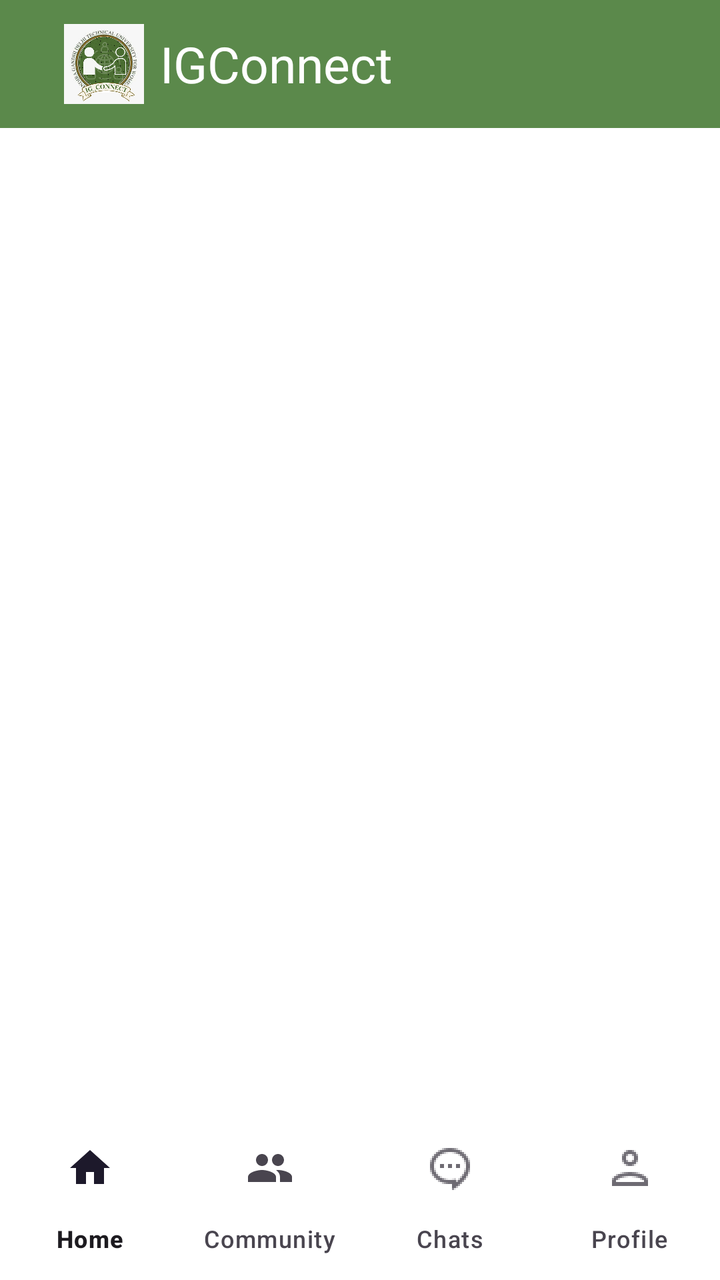
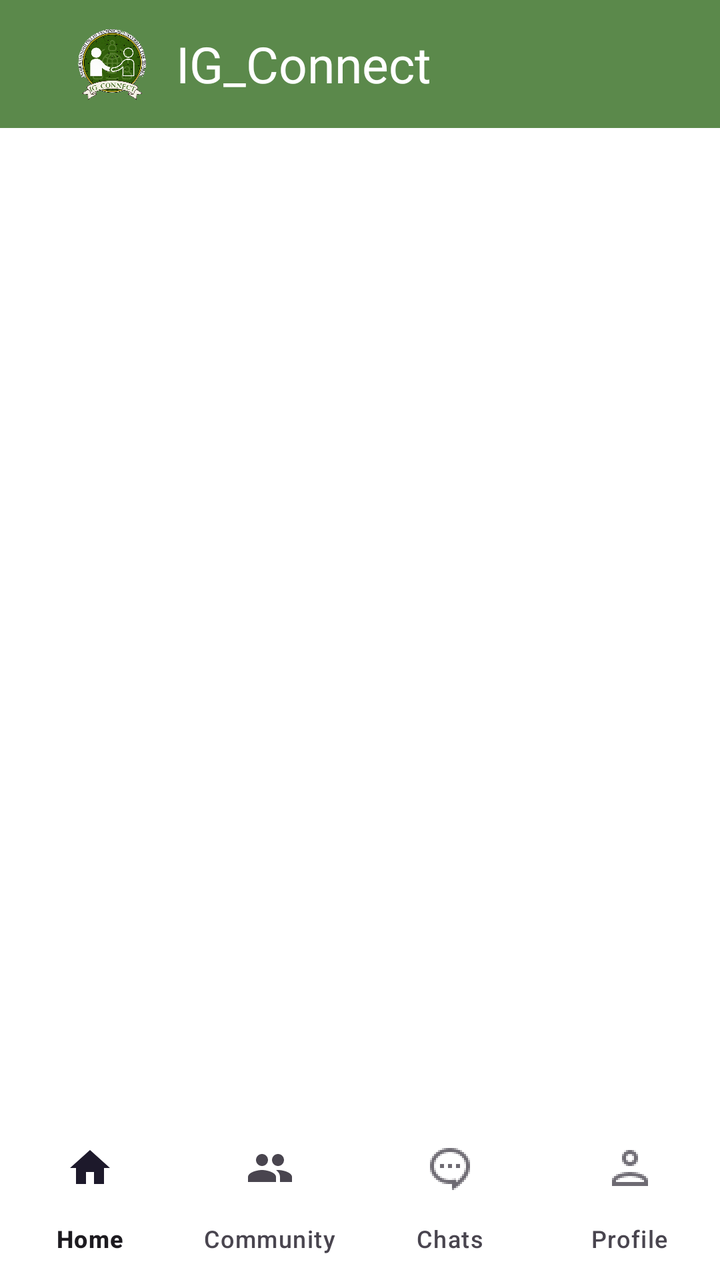

Screens rendered from an Android XML layout before and after an edit, with the pre-edit source and the edit as a unified diff.
<!-- AndroidManifest.xml: application theme Theme.IG_Connect -->
<!-- res/layout/activity_after_login.xml -->
<androidx.constraintlayout.widget.ConstraintLayout xmlns:android="http://schemas.android.com/apk/res/android"
    xmlns:app="http://schemas.android.com/apk/res-auto"
    xmlns:tools="http://schemas.android.com/tools"
    android:id="@+id/main"
    android:layout_width="match_parent"
    android:layout_height="match_parent"
    android:fitsSystemWindows="true"
    tools:context=".AfterLoginActivity">

    
    <androidx.appcompat.widget.Toolbar
        android:id="@+id/toolbar"
        android:layout_width="0dp"
        android:layout_height="wrap_content"
        android:background="@color/custom_green"
        android:elevation="4dp"
        android:titleTextColor="@android:color/white"
        android:title="IGConnect"
    android:theme="@style/ThemeOverlay.AppCompat.ActionBar"
    app:popupTheme="@style/ThemeOverlay.AppCompat.Light"
    app:layout_constraintTop_toTopOf="parent"
    app:layout_constraintStart_toStartOf="parent"
    app:layout_constraintEnd_toEndOf="parent">

    
    <LinearLayout
        android:layout_width="wrap_content"
        android:layout_height="wrap_content"
        android:orientation="horizontal"
        android:gravity="start|center_vertical"
        android:paddingStart="16dp">

        
        <ImageView
            android:id="@+id/toolbar_logo"
            android:layout_width="40dp"
        android:layout_height="40dp"
        android:src="@drawable/app_logo"
        android:layout_marginEnd="8dp"
        android:layout_gravity="center_vertical"
        android:background="@drawable/circle_background"
        />

        
        <TextView
            android:id="@+id/toolbar_title"
            android:layout_width="wrap_content"
            android:layout_height="wrap_content"
            android:text="IGConnect"
        android:textSize="25sp"
        android:textColor="@android:color/white"

        android:layout_gravity="center_vertical" />
    </LinearLayout>

</androidx.appcompat.widget.Toolbar>

<FrameLayout
android:id="@+id/fragment_container"
android:layout_width="0dp"
android:layout_height="690dp"
app:layout_constraintTop_toBottomOf="@id/toolbar"
app:layout_constraintBottom_toTopOf="@id/bottom_navigation"
app:layout_constraintStart_toStartOf="parent"
app:layout_constraintEnd_toEndOf="parent"
android:layout_marginTop="8dp"
android:paddingTop="8dp"
android:paddingLeft="16dp"
android:background="@color/white"
android:paddingRight="16dp" />

    
<com.google.android.material.bottomnavigation.BottomNavigationView
android:id="@+id/bottom_navigation"
android:layout_width="0dp"
android:layout_height="wrap_content"
android:background="@color/blue"
android:paddingBottom="0dp"
app:itemBackground="@color/white"
app:labelVisibilityMode="labeled"
app:menu="@menu/bottom_menu"
app:layout_constraintBottom_toBottomOf="parent"
app:layout_constraintStart_toStartOf="parent"
app:layout_constraintEnd_toEndOf="parent" />

    </androidx.constraintlayout.widget.ConstraintLayout>
<!-- resources referenced by this layout -->
<resources>
  <color name="blue">#85DAFF</color>
  <color name="custom_green">#5b894b</color>
  <color name="white">#FFFFFF</color>
  <!-- drawable app_logo: png bitmap (drawable, 194449 bytes) -->
  <!-- drawable circle_background (drawable) -->
  <shape xmlns:android="http://schemas.android.com/apk/res/android"
      android:shape="oval">
      <solid android:color="#DDDDDD"/>
  </shape>
  <style name="Theme.IG_Connect" parent="Base.Theme.IG_Connect" />
  <style name="Base.Theme.IG_Connect" parent="Theme.Material3.Light.NoActionBar">
          <item name="colorPrimary">@color/blue</item>
          <item name="colorPrimaryVariant">@color/blue</item>
          <item name="android:statusBarColor">@color/blue</item>
      </style>
</resources>

<!-- the commit's change to res/layout/activity_after_login.xml (unified diff, before → after) -->
@@ -15,7 +15,7 @@
         android:background="@color/custom_green"
         android:elevation="4dp"
         android:titleTextColor="@android:color/white"
-        android:title="IGConnect"
+        android:title="IG_Connect"
     android:theme="@style/ThemeOverlay.AppCompat.ActionBar"
     app:popupTheme="@style/ThemeOverlay.AppCompat.Light"
     app:layout_constraintTop_toTopOf="parent"
@@ -33,12 +33,12 @@
         
         <ImageView
             android:id="@+id/toolbar_logo"
-            android:layout_width="40dp"
-        android:layout_height="40dp"
-        android:src="@drawable/app_logo"
-        android:layout_marginEnd="8dp"
+            android:layout_width="50dp"
+        android:layout_height="50dp"
+        android:src="@drawable/newapplogo"
+        android:layout_marginEnd="6dp"
         android:layout_gravity="center_vertical"
-        android:background="@drawable/circle_background"
+
         />
 
         
@@ -46,7 +46,7 @@
             android:id="@+id/toolbar_title"
             android:layout_width="wrap_content"
             android:layout_height="wrap_content"
-            android:text="IGConnect"
+            android:text="IG_Connect"
         android:textSize="25sp"
         android:textColor="@android:color/white"
 
<!-- resource entries referenced after the edit -->
@@ -3,12 +3,7 @@
   <color name="blue">#85DAFF</color>
   <color name="custom_green">#5b894b</color>
   <color name="white">#FFFFFF</color>
-  <!-- drawable app_logo: png bitmap (drawable, 194449 bytes) -->
-  <!-- drawable circle_background (drawable) -->
-  <shape xmlns:android="http://schemas.android.com/apk/res/android"
-      android:shape="oval">
-      <solid android:color="#DDDDDD"/>
-  </shape>
+  <!-- drawable newapplogo: png bitmap (drawable, 149261 bytes) -->
   <style name="Theme.IG_Connect" parent="Base.Theme.IG_Connect" />
   <style name="Base.Theme.IG_Connect" parent="Theme.Material3.Light.NoActionBar">
           <item name="colorPrimary">@color/blue</item>
